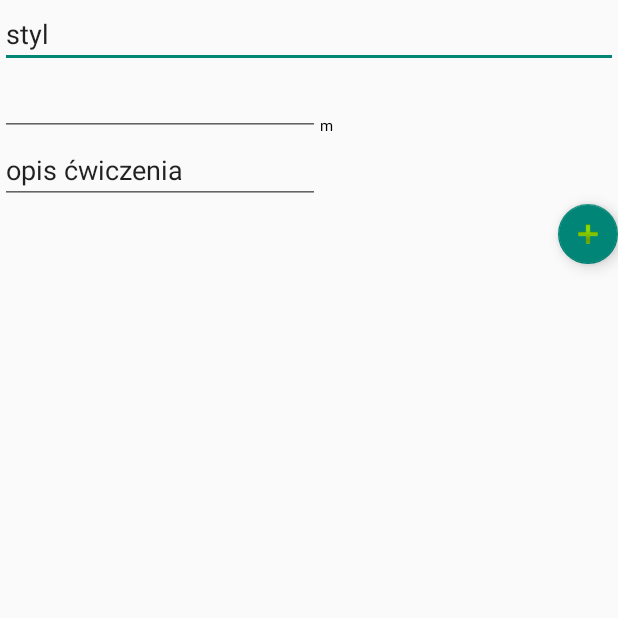
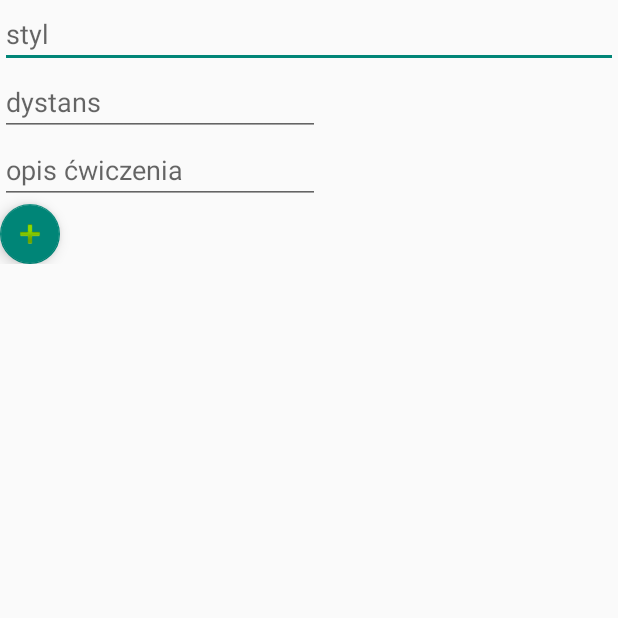
Before and after one commit to WoodenGlass/stylowePlywanie, an Android app: the AddTrainingSetActivity screen opened directly, with no data from a screen before it, on a phone screen of 412 x 824 dp, the top half of it. Run offline under Robolectric (Android 15) with nearby library versions, the phone set to English and light mode, and no system bars.

Commit message:
merging fix with training set activity

```diff
--- a/app/src/main/res/layout/activity_addtrainingset.xml
+++ b/app/src/main/res/layout/activity_addtrainingset.xml
@@ -1,12 +1,19 @@
 <?xml version="1.0" encoding="utf-8"?>
-<RelativeLayout xmlns:android="http://schemas.android.com/apk/res/android"
+<ScrollView xmlns:android="http://schemas.android.com/apk/res/android"
     xmlns:app="http://schemas.android.com/apk/res-auto"
     xmlns:tools="http://schemas.android.com/tools"
     android:orientation="vertical" android:layout_width="match_parent"
     android:layout_height="match_parent">
-
+    <LinearLayout
+        android:layout_width="match_parent"
+        android:layout_height="match_parent"
+        android:orientation="vertical">
+    <LinearLayout
+        android:layout_width="match_parent"
+        android:layout_height="wrap_content"
+        android:orientation="vertical">
     <AutoCompleteTextView
-        android:text="@string/style"
+        android:hint="@string/style"
         android:layout_width="match_parent"
         android:layout_height="wrap_content"
         android:layout_alignParentTop="true"
@@ -22,13 +29,14 @@
         android:layout_width="wrap_content"
         android:layout_below="@+id/autoComplete_style"
         android:layout_alignParentLeft="true"
-        android:layout_alignParentStart="true" />
+        android:layout_alignParentStart="true"
+        android:hint="@string/distance_hint"/>
 
     <EditText
         android:layout_width="wrap_content"
         android:layout_height="wrap_content"
         android:inputType="textPersonName"
-        android:text="@string/set_description"
+        android:hint="@string/set_description"
         android:ems="10"
         android:id="@+id/editText_description"
 
@@ -48,6 +56,8 @@
         android:layout_alignParentRight="true"
         android:layout_alignParentEnd="true" />
 
+
+    </LinearLayout>
     <android.support.v7.widget.RecyclerView
         android:layout_width="match_parent"
         android:layout_height="wrap_content"
@@ -55,16 +65,5 @@
         android:layout_below="@+id/floatingActionButton_trainingSet"
         android:layout_alignParentLeft="true"
         android:layout_alignParentStart="true" />
-
-    <TextView
-        android:text="m"
-        android:layout_width="wrap_content"
-        android:layout_height="wrap_content"
-        android:layout_above="@+id/editText_description"
-        android:layout_toRightOf="@+id/editText_distance"
-        android:layout_toEndOf="@+id/editText_distance"
-        android:id="@+id/textView3"
-        android:textAppearance="@style/CustomTitle2"
-        android:textColor="@android:color/black" />
-
-</RelativeLayout>
+    </LinearLayout>
+</ScrollView>
--- a/app/src/main/res/values/strings.xml
+++ b/app/src/main/res/values/strings.xml
@@ -27,4 +27,5 @@
     <string name="edit_setdescription">opis zadania</string>
     <string name="style">styl</string>
     <string name="set_description">opis ćwiczenia</string>
+    <string name="distance_hint">dystans</string>
 </resources>
--- /dev/null
+++ b/settings.gradle
@@ -0,0 +1 @@
+include ':app'
```
Also changed, not shown: app/src/main/java/com/example/dobrowol/styloweplywanie/utils/TrainingSetHolder.java (+6 -7 lines), gradle.properties (added, +17 -0 lines), 3 other files.
